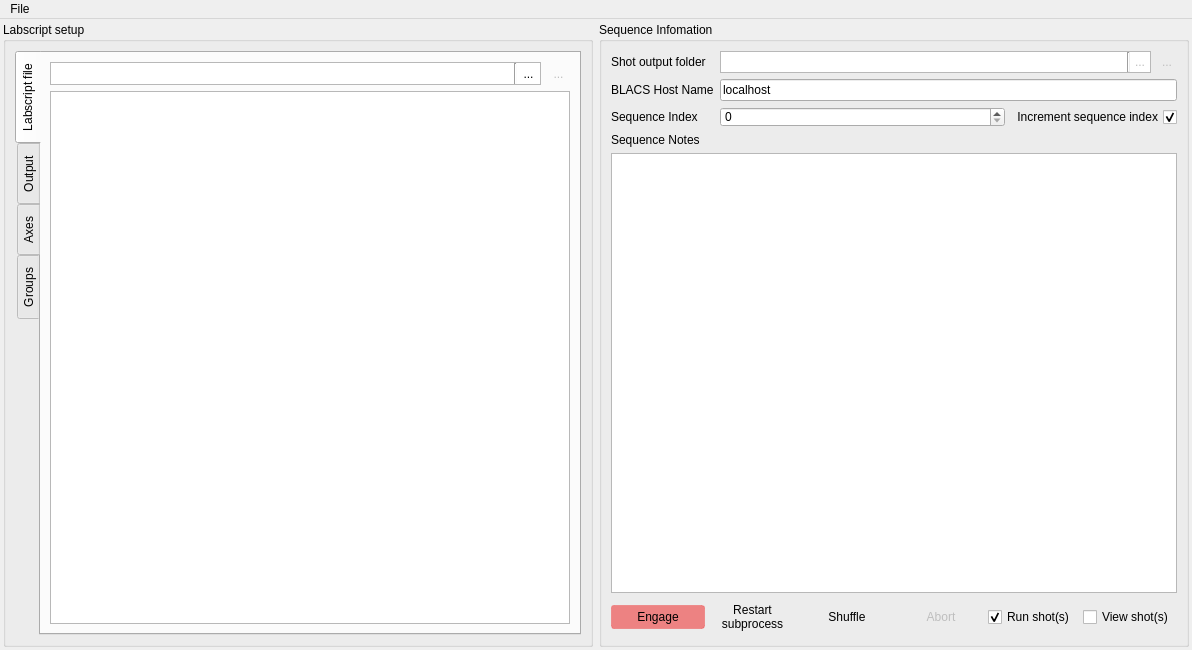
Above: main.ui from labscript-suite-archive-oldfinal1/spielman-runmanager--forked-from--labscript_suite-runmanager before the change. Below: the same form after it.
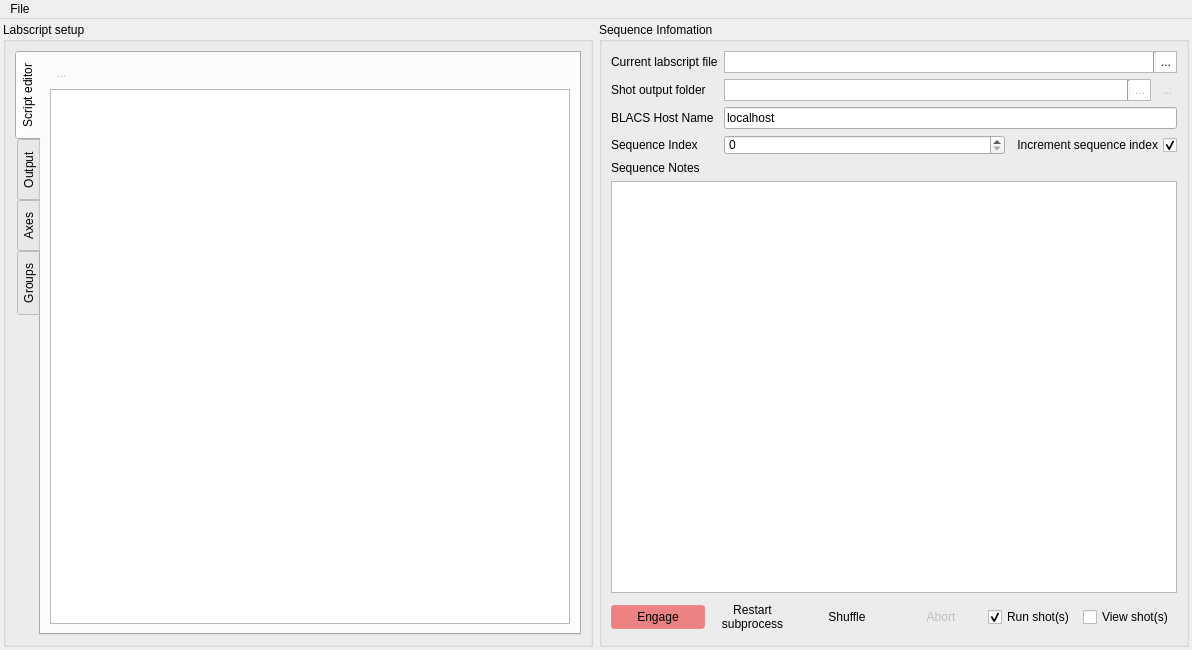
That is the form after the change. Icons and pictures are not drawn. Custom widgets are drawn as their Qt base class.

Commit message:
Getting ready to have multi-tab editing.  Not much to do:
1. Currently edited file will not longer be current labscript file.
2. Each tab will contain it's own SimpleEditor widget, which will be expanded
to contain file information as well, so it can load-save on it's own.  The global
load-save will pull from the currently visible tab.

Diff of the .ui file:
```diff
--- a/main.ui
+++ b/main.ui
@@ -145,12 +145,27 @@
            </property>
            <widget class="QWidget" name="tab_file">
             <attribute name="title">
-             <string>Labscript file</string>
+             <string>Script editor</string>
             </attribute>
-            <layout class="QGridLayout" name="gridLayout_4">
-             <item row="0" column="0">
-              <layout class="QGridLayout" name="gridLayout_2">
-               <item row="0" column="2">
+            <layout class="QVBoxLayout" name="verticalLayout_9">
+             <item>
+              <layout class="QHBoxLayout" name="horizontalLayout_10">
+               <property name="spacing">
+                <number>0</number>
+               </property>
+               <property name="leftMargin">
+                <number>0</number>
+               </property>
+               <property name="topMargin">
+                <number>0</number>
+               </property>
+               <property name="rightMargin">
+                <number>0</number>
+               </property>
+               <property name="bottomMargin">
+                <number>0</number>
+               </property>
+               <item>
                 <widget class="QToolButton" name="toolButton_save_labscript_file">
                  <property name="enabled">
                   <bool>false</bool>
@@ -167,104 +182,24 @@
                  </property>
                 </widget>
                </item>
-               <item row="1" column="0" colspan="3">
-                <widget class="SimplePythonEditor" name="Qscintilla_Text"/>
-               </item>
-               <item row="0" column="0" colspan="2">
-                <widget class="QFrame" name="frame">
-                 <property name="autoFillBackground">
-                  <bool>false</bool>
+               <item>
+                <spacer name="horizontalSpacer_2">
+                 <property name="orientation">
+                  <enum>Qt::Horizontal</enum>
                  </property>
-                 <property name="styleSheet">
-                  <string notr="true">QToolButton{
-    background: rgb(224,224,224);
-    padding: 3px;
-}</string>
+                 <property name="sizeHint" stdset="0">
+                  <size>
+                   <width>40</width>
+                   <height>20</height>
+                  </size>
                  </property>
-                 <property name="frameShape">
-                  <enum>QFrame::StyledPanel</enum>
-                 </property>
-                 <layout class="QHBoxLayout" name="horizontalLayout_2">
-                  <property name="spacing">
-                   <number>0</number>
-                  </property>
-                  <property name="leftMargin">
-                   <number>0</number>
-                  </property>
-                  <property name="topMargin">
-                   <number>0</number>
-                  </property>
-                  <property name="rightMargin">
-                   <number>0</number>
-                  </property>
-                  <property name="bottomMargin">
-                   <number>0</number>
-                  </property>
-                  <item>
-                   <widget class="QLineEdit" name="lineEdit_labscript_file">
-                    <property name="sizePolicy">
-                     <sizepolicy hsizetype="Expanding" vsizetype="Ignored">
-                      <horstretch>0</horstretch>
-                      <verstretch>0</verstretch>
-                     </sizepolicy>
-                    </property>
-                    <property name="toolTip">
-                     <string>The labscript file to compile.</string>
-                    </property>
-                    <property name="styleSheet">
-                     <string notr="true"/>
-                    </property>
-                    <property name="frame">
-                     <bool>false</bool>
-                    </property>
-                    <property name="readOnly">
-                     <bool>true</bool>
-                    </property>
-                   </widget>
-                  </item>
-                  <item>
-                   <widget class="Line" name="line">
-                    <property name="orientation">
-                     <enum>Qt::Vertical</enum>
-                    </property>
-                   </widget>
-                  </item>
-                  <item>
-                   <widget class="QToolButton" name="toolButton_select_labscript_file">
-                    <property name="toolTip">
-                     <string>Select a file ...</string>
-                    </property>
-                    <property name="styleSheet">
-                     <string notr="true">QToolButton{
-    border: none;
-    background: white;
-    padding: 2px;
-}
-
-QToolButton:hover {
-     background-color: qlineargradient(x1: 0, y1: 0, x2: 0, y2: 1,
-                                       stop: 0 #f6f7fa, stop: 1 #dadbde);
- }
-
- QToolButton:pressed {
-     background-color: qlineargradient(x1: 0, y1: 0, x2: 0, y2: 1,
-                                       stop: 0 #dadbde, stop: 1 #f6f7fa);
- }</string>
-                    </property>
-                    <property name="text">
-                     <string>...</string>
-                    </property>
-                    <property name="icon">
-                     <iconset resource="../../Anaconda/Lib/site-packages/qtutils/icons/icons.qrc">
-                      <normaloff>:/qtutils/fugue/folder-open-document-text.png</normaloff>:/qtutils/fugue/folder-open-document-text.png</iconset>
-                    </property>
-                   </widget>
-                  </item>
-                 </layout>
-                </widget>
+                </spacer>
                </item>
               </layout>
              </item>
+             <item>
+              <widget class="SimplePythonEditor" name="Qscintilla_Text"/>
+             </item>
             </layout>
            </widget>
            <widget class="QWidget" name="tab_output">
@@ -634,14 +569,14 @@
       <layout class="QVBoxLayout" name="verticalLayout_3">
        <item>
         <layout class="QFormLayout" name="formLayout">
-         <item row="0" column="0">
+         <item row="1" column="0">
           <widget class="QLabel" name="shotOutputFolderLabel">
            <property name="text">
             <string>Shot output folder</string>
            </property>
           </widget>
          </item>
-         <item row="0" column="1">
+         <item row="1" column="1">
           <layout class="QHBoxLayout" name="horizontalLayout_8">
            <item>
             <widget class="QFrame" name="frame">
@@ -791,14 +726,14 @@
            </item>
           </layout>
          </item>
-         <item row="1" column="0">
+         <item row="2" column="0">
           <widget class="QLabel" name="bLACSHostNameLabel">
            <property name="text">
             <string>BLACS Host Name</string>
            </property>
           </widget>
          </item>
-         <item row="1" column="1">
+         <item row="2" column="1">
           <widget class="QLineEdit" name="lineEdit_BLACS_hostname">
            <property name="toolTip">
             <string>&lt;html&gt;&lt;head/&gt;&lt;body&gt;&lt;p&gt;The host computer running BLACS.&lt;/p&gt;&lt;/body&gt;&lt;/html&gt;</string>
@@ -811,14 +746,14 @@
            </property>
           </widget>
          </item>
-         <item row="2" column="0">
+         <item row="3" column="0">
           <widget class="QLabel" name="sequenceIndexLabel_2">
            <property name="text">
             <string>Sequence Index</string>
            </property>
           </widget>
          </item>
-         <item row="2" column="1">
+         <item row="3" column="1">
           <layout class="QHBoxLayout" name="horizontalLayout_9">
            <item>
             <widget class="QPadSpinBox" name="spinBox_SequenceIndex">
@@ -863,6 +798,136 @@
            </item>
           </layout>
          </item>
+         <item row="0" column="0">
+          <widget class="QLabel" name="currentLabscriptFileLabel">
+           <property name="text">
+            <string>Current labscript file</string>
+           </property>
+          </widget>
+         </item>
+         <item row="0" column="1">
+          <widget class="QFrame" name="frame">
+           <property name="autoFillBackground">
+            <bool>false</bool>
+           </property>
+           <property name="styleSheet">
+            <string notr="true">QToolButton{
+    background: rgb(224,224,224);
+    padding: 3px;
+}</string>
+           </property>
+           <property name="frameShape">
+            <enum>QFrame::StyledPanel</enum>
+           </property>
+           <layout class="QHBoxLayout" name="horizontalLayout_2">
+            <property name="spacing">
+             <number>0</number>
+            </property>
+            <property name="leftMargin">
+             <number>0</number>
+            </property>
+            <property name="topMargin">
+             <number>0</number>
+            </property>
+            <property name="rightMargin">
+             <number>0</number>
+            </property>
+            <property name="bottomMargin">
+             <number>0</number>
+            </property>
+            <item>
+             <widget class="QLineEdit" name="lineEdit_labscript_file">
+              <property name="sizePolicy">
+               <sizepolicy hsizetype="Expanding" vsizetype="Ignored">
+                <horstretch>0</horstretch>
+                <verstretch>0</verstretch>
+               </sizepolicy>
+              </property>
+              <property name="minimumSize">
+               <size>
+                <width>0</width>
+                <height>20</height>
+               </size>
+              </property>
+              <property name="maximumSize">
+               <size>
+                <width>16777215</width>
+                <height>20</height>
+               </size>
+              </property>
+              <property name="toolTip">
+               <string>The labscript file to compile.</string>
+              </property>
+              <property name="styleSheet">
+               <string notr="true"/>
+              </property>
+              <property name="frame">
+               <bool>false</bool>
+              </property>
+              <property name="readOnly">
+               <bool>true</bool>
+              </property>
+             </widget>
+            </item>
+            <item>
+             <widget class="Line" name="line">
+              <property name="orientation">
+               <enum>Qt::Vertical</enum>
+              </property>
+             </widget>
+            </item>
+            <item>
+             <widget class="QToolButton" name="toolButton_select_labscript_file">
+              <property name="sizePolicy">
+               <sizepolicy hsizetype="Fixed" vsizetype="Fixed">
+                <horstretch>0</horstretch>
+                <verstretch>0</verstretch>
+               </sizepolicy>
+              </property>
+              <property name="minimumSize">
+               <size>
+                <width>20</width>
+                <height>20</height>
+               </size>
+              </property>
+              <property name="maximumSize">
+               <size>
+                <width>20</width>
+                <height>20</height>
+               </size>
+              </property>
+              <property name="toolTip">
+               <string>Select a file ...</string>
+              </property>
+              <property name="styleSheet">
+               <string notr="true">QToolButton{
+    border: none;
+    background: white;
+    padding: 2px;
+}
+
+QToolButton:hover {
+     background-color: qlineargradient(x1: 0, y1: 0, x2: 0, y2: 1,
+                                       stop: 0 #f6f7fa, stop: 1 #dadbde);
+ }
+
+ QToolButton:pressed {
+     background-color: qlineargradient(x1: 0, y1: 0, x2: 0, y2: 1,
+                                       stop: 0 #dadbde, stop: 1 #f6f7fa);
+ }</string>
+              </property>
+              <property name="text">
+               <string>...</string>
+              </property>
+              <property name="icon">
+               <iconset resource="../../Anaconda/Lib/site-packages/qtutils/icons/icons.qrc">
+                <normaloff>:/qtutils/fugue/folder-open-document-text.png</normaloff>:/qtutils/fugue/folder-open-document-text.png</iconset>
+              </property>
+             </widget>
+            </item>
+           </layout>
+          </widget>
+         </item>
         </layout>
        </item>
        <item>
@@ -1159,17 +1224,17 @@
   </action>
  </widget>
  <customwidgets>
+  <customwidget>
+   <class>TreeView</class>
+   <extends>QTreeView</extends>
+   <header>qtutils/widgets.h</header>
+  </customwidget>
   <customwidget>
    <class>FingerTabWidget</class>
    <extends>QTabWidget</extends>
    <header>qtutils/widgets.h</header>
    <container>1</container>
   </customwidget>
-  <customwidget>
-   <class>TreeView</class>
-   <extends>QTreeView</extends>
-   <header>qtutils/widgets.h</header>
-  </customwidget>
   <customwidget>
    <class>SimplePythonEditor</class>
    <extends>QPlainTextEdit</extends>
```
